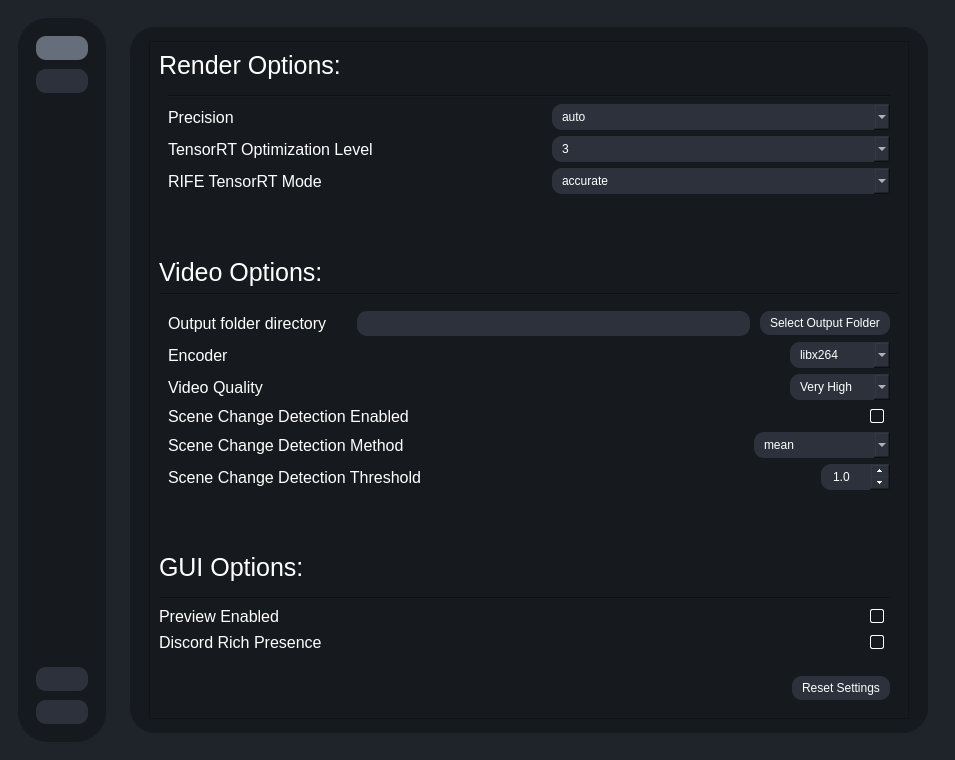
Qt form testRVEInterface.ui (TNTwise/Rife-ESRGAN-App-Linux-QT) before a commit.
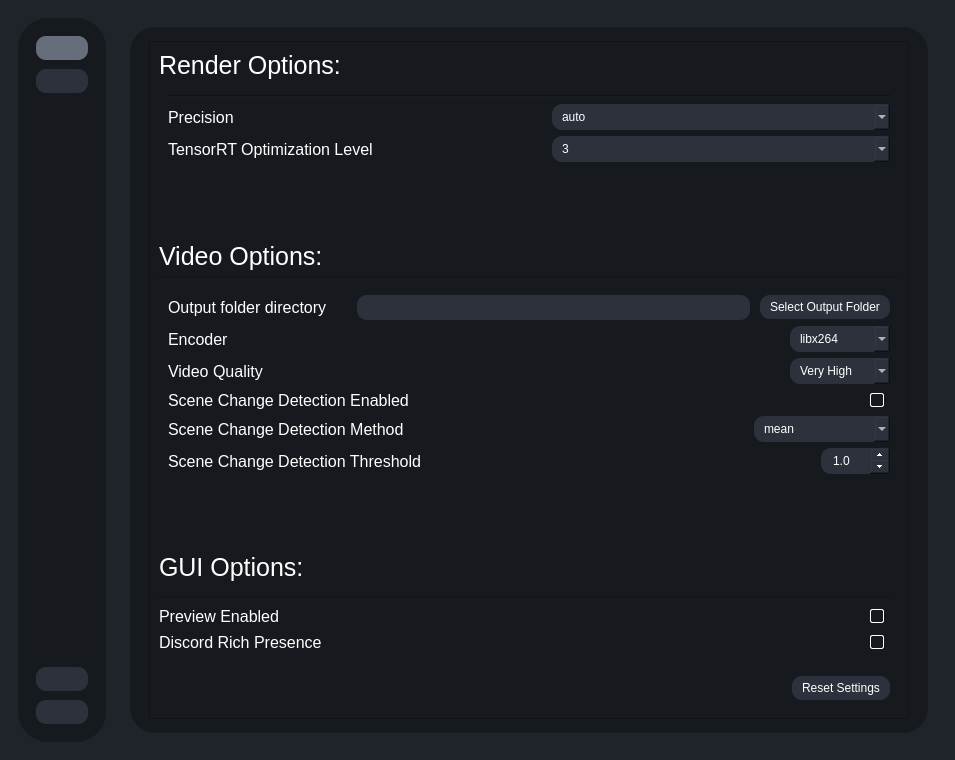
The same form after that commit. The open tabs and pages were chosen to show the change. Icons and pictures are not drawn.

Commit message: fix gmfss not showing up

Diff of the .ui file:
```diff
--- a/testRVEInterface.ui
+++ b/testRVEInterface.ui
@@ -1313,8 +1313,8 @@
                   <rect>
                    <x>0</x>
                    <y>0</y>
-                   <width>480</width>
-                   <height>641</height>
+                   <width>755</width>
+                   <height>676</height>
                   </rect>
                  </property>
                  <layout class="QVBoxLayout" name="verticalLayout_18">
@@ -1479,78 +1479,6 @@
                        </item>
                       </layout>
                      </item>
-                     <item>
-                      <widget class="QWidget" name="widget_11" native="true">
-                       <layout class="QHBoxLayout" name="horizontalLayout_26">
-                        <property name="spacing">
-                         <number>10</number>
-                        </property>
-                        <property name="leftMargin">
-                         <number>0</number>
-                        </property>
-                        <property name="topMargin">
-                         <number>0</number>
-                        </property>
-                        <property name="rightMargin">
-                         <number>0</number>
-                        </property>
-                        <property name="bottomMargin">
-                         <number>0</number>
-                        </property>
-                        <item>
-                         <widget class="QLabel" name="label_35">
-                          <property name="font">
-                           <font>
-                            <pointsize>12</pointsize>
-                           </font>
-                          </property>
-                          <property name="text">
-                           <string>RIFE TensorRT Mode</string>
-                          </property>
-                         </widget>
-                        </item>
-                        <item>
-                         <widget class="QLabel" name="label_36">
-                          <property name="maximumSize">
-                           <size>
-                            <width>25</width>
-                            <height>25</height>
-                           </size>
-                          </property>
-                          <property name="toolTip">
-                           <string>&lt;html&gt;&lt;head/&gt;&lt;body&gt;&lt;p&gt;RIFE TensorRT Mode&lt;/p&gt;&lt;p&gt; - Fast: uplift in performance at the cost of accuracy of the output, can cause weird jitter effects.&lt;/p&gt;&lt;p&gt;- Accurate: decline in performance, but is the same output as RIFE Pytorch/CUDA.&lt;/p&gt;&lt;/body&gt;&lt;/html&gt;</string>
-                          </property>
-                          <property name="text">
-                           <string/>
-                          </property>
-                          <property name="pixmap">
-                           <pixmap resource="resources.qrc">:/icons/icons/info.svg</pixmap>
-                          </property>
-                          <property name="scaledContents">
-                           <bool>true</bool>
-                          </property>
-                         </widget>
-                        </item>
-                        <item>
-                         <widget class="QComboBox" name="rife_trt_mode">
-                          <property name="currentIndex">
-                           <number>0</number>
-                          </property>
-                          <item>
-                           <property name="text">
-                            <string>accurate</string>
-                           </property>
-                          </item>
-                          <item>
-                           <property name="text">
-                            <string>fast</string>
-                           </property>
-                          </item>
-                         </widget>
-                        </item>
-                       </layout>
-                      </widget>
-                     </item>
                     </layout>
                    </widget>
                   </item>
```
Left out of the diff: 22 changed lines with no effect on the pictures. The commit also changes 2 other files.
